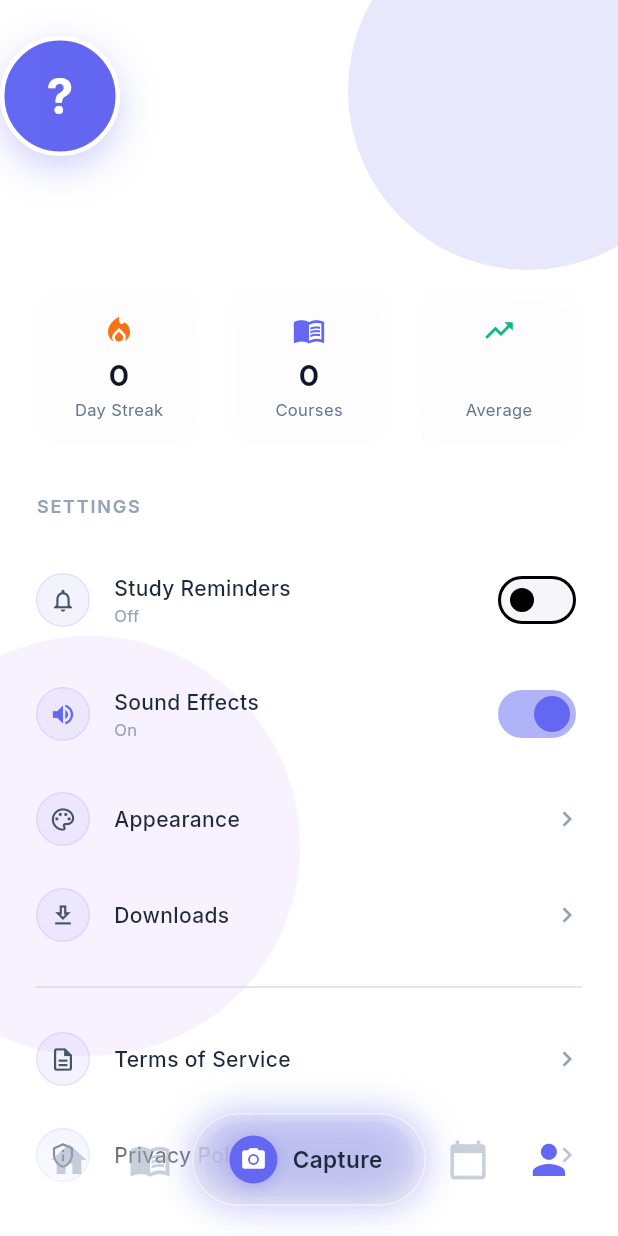
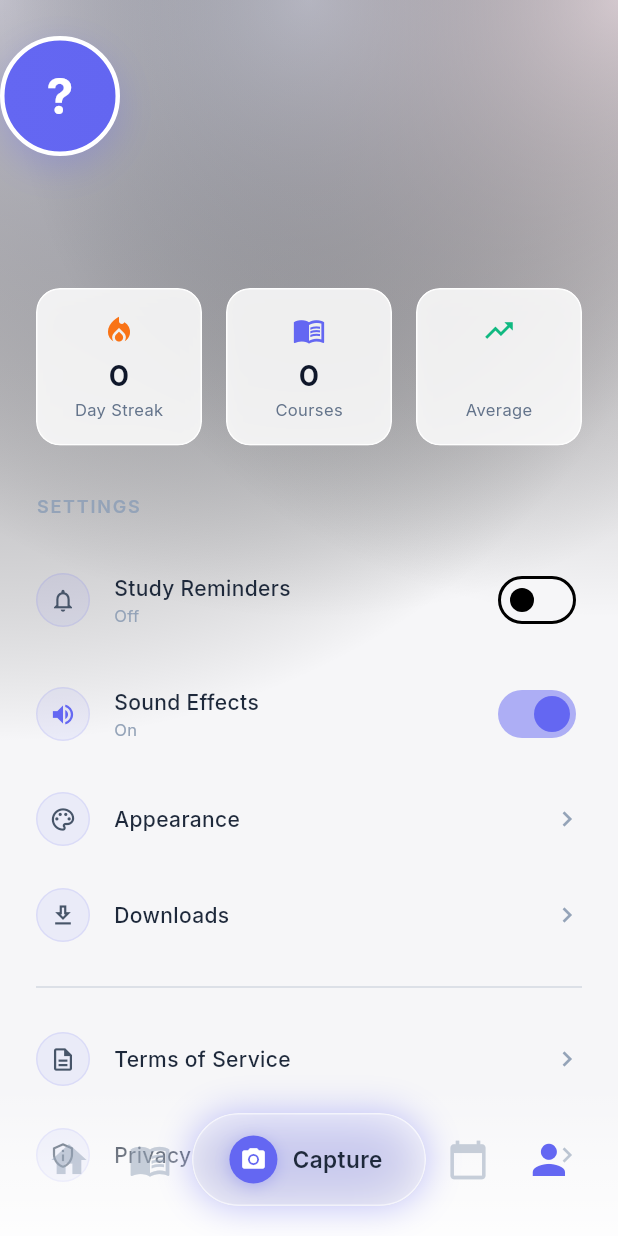
Before and after one commit to BagasyStudio/Kapsa-AI-Study-Exam-Prep, a Flutter app: the ProfileScreen screen opened by its route, on a phone screen of 412 x 824 dp. Run offline on Flutter 3.47's test engine with Material 3 defaults, Android fonts, the phone set to English and light mode, and no system bars; our stand-ins replace audioplayers, connectivity_plus, file_picker, flutter_local_notifications, flutter_markdown, flutter_riverpod and 8 more; missing offline and left inert: purchases_flutter; accounts and stored records are empty.

Commit message:
Fix profile screen dark background to match app's light aesthetic
Replace transparent background + ambient orbs with backgroundLight base
and ethereal radial gradients matching the calendar screen style.

Co-Authored-By: Claude Opus 4.6 <noreply@anthropic.com>

```diff
--- a/lib/features/profile/presentation/screens/profile_screen.dart
+++ b/lib/features/profile/presentation/screens/profile_screen.dart
@@ -75,31 +75,49 @@ class ProfileScreen extends ConsumerWidget {
     final currentUser = ref.watch(currentUserProvider);
 
     return Scaffold(
-      backgroundColor: Colors.transparent,
+      backgroundColor: AppColors.backgroundLight,
       body: Stack(
         children: [
-          // Ambient orbs
-          Positioned(
-            top: -60,
-            right: -60,
-            child: Container(
-              width: 240,
-              height: 240,
+          // Ethereal mesh gradients (matches calendar style)
+          Positioned.fill(
+            child: DecoratedBox(
               decoration: BoxDecoration(
-                shape: BoxShape.circle,
-                color: AppColors.primary.withValues(alpha: 0.15),
+                gradient: RadialGradient(
+                  center: const Alignment(-1.0, -1.0),
+                  radius: 1.2,
+                  colors: [
+                    const Color(0xFFE4E0ED).withValues(alpha: 0.8),
+                    Colors.transparent,
+                  ],
+                ),
               ),
             ),
           ),
-          Positioned(
-            bottom: 120,
-            left: -80,
-            child: Container(
-              width: 280,
-              height: 280,
+          Positioned.fill(
+            child: DecoratedBox(
               decoration: BoxDecoration(
-                shape: BoxShape.circle,
-                color: const Color(0xFFC084FC).withValues(alpha: 0.1),
+                gradient: RadialGradient(
+                  center: const Alignment(0.0, -1.0),
+                  radius: 1.0,
+                  colors: [
+                    const Color(0xFFCED6EA).withValues(alpha: 0.6),
+                    Colors.transparent,
+                  ],
+                ),
+              ),
+            ),
+          ),
+          Positioned.fill(
+            child: DecoratedBox(
+              decoration: BoxDecoration(
+                gradient: RadialGradient(
+                  center: const Alignment(1.0, -1.0),
+                  radius: 1.0,
+                  colors: [
+                    const Color(0xFFEDD6DD).withValues(alpha: 0.5),
+                    Colors.transparent,
+                  ],
+                ),
               ),
             ),
           ),
```
